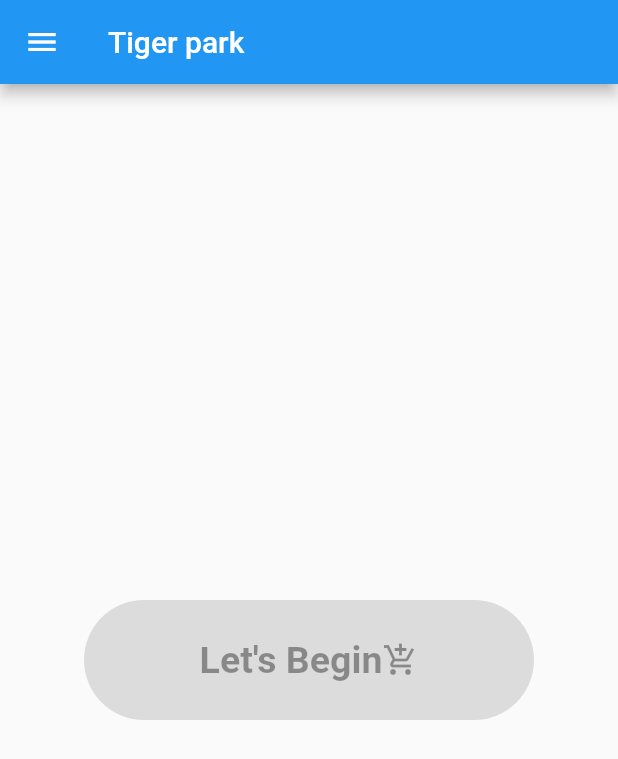
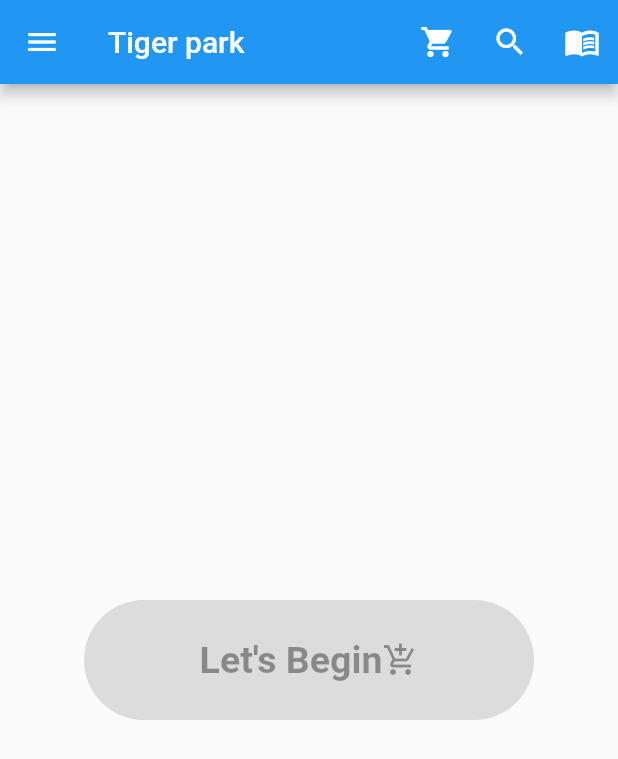
Before and after one commit to ShahedMohammadHridoy/flutter-practice, a Flutter app: the screen it shows after launch, on a phone screen of 412 x 824 dp. Shown: the top 759 px of the screen. Run offline on Flutter 3.47's test engine with Material 2 defaults, Android fonts, the phone set to English and light mode, and no system bars; our stand-ins replace font_awesome_flutter.

Commit message:
Action Buttons

```diff
--- a/lib/main.dart
+++ b/lib/main.dart
@@ -1,6 +1,5 @@
 import 'package:flutter/material.dart';
 import 'screens/home.dart';
-import 'screens/dashboard.dart';
 
 
 void main() => runApp(const MyApp());
--- a/lib/screens/home.dart
+++ b/lib/screens/home.dart
@@ -7,12 +7,13 @@ class Home extends StatelessWidget {
   Widget build(BuildContext context) {
     return Scaffold(
       appBar: AppBar(
-        leading: IconButton(
-          onPressed: () {},
-          icon: const Icon(Icons.menu),
-        ),
+        leading: IconButton(onPressed: () {}, icon: const Icon(Icons.menu),),
         title: const Text("Tiger park"),
-
+        actions: [
+          IconButton(onPressed: () {}, icon: const Icon(Icons.shopping_cart),),
+          IconButton(onPressed: () {}, icon: const Icon(Icons.search),),
+          IconButton(onPressed: () {}, icon: const Icon(Icons.menu_book),),
+        ],
       ),
       body: Center(
         child: ElevatedButton(
```
